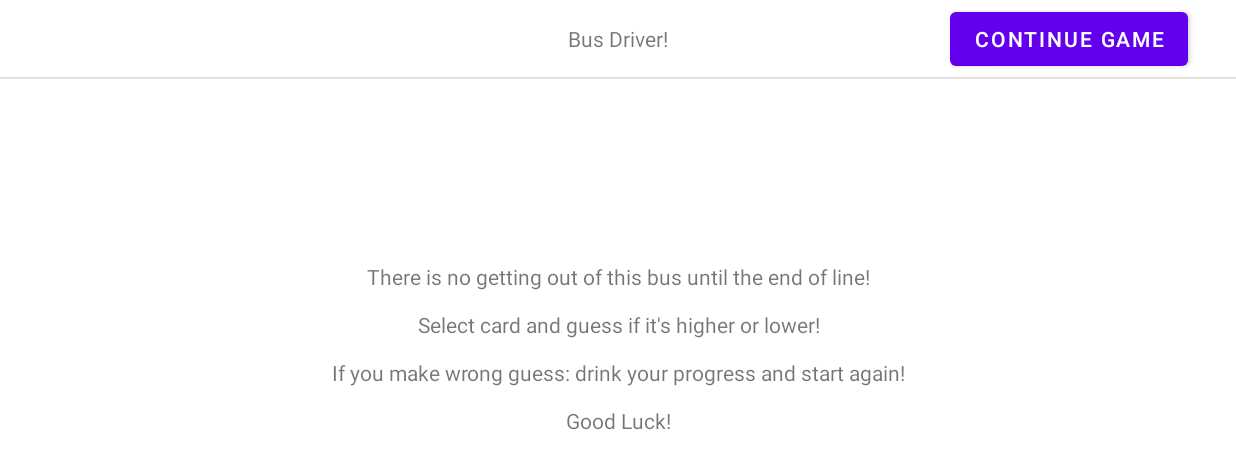
After one commit to OH-BugHit/AOP-Harjoitustyo, an Android app: the fragment Bussikuski placed in its activity, on a phone screen of 824 x 412 dp (held sideways). The commit adds this screen. Shown: the top 469 px of the screen. Run offline under Robolectric (Android 15) with nearby library versions, the phone set to English and light mode, and no system bars.

Commit message:
Bussikuski aloitettu

```diff
--- /dev/null
+++ b/app/src/main/java/com/oh/ready4play/minipelit/Bussikuski.java
@@ -0,0 +1,36 @@
+package com.oh.ready4play.minipelit;
+
+import android.os.Bundle;
+
+import androidx.fragment.app.Fragment;
+
+import android.view.LayoutInflater;
+import android.view.View;
+import android.view.ViewGroup;
+import android.widget.Button;
+
+import com.oh.ready4play.Peli;
+import com.oh.ready4play.R;
+
+
+public class Bussikuski extends Fragment {
+
+    public Bussikuski() {super(R.layout.fragment_bussikuski);}
+
+    @Override
+    public View onCreateView(LayoutInflater inflater, ViewGroup container,
+                             Bundle savedInstanceState) {
+        View view = inflater.inflate(R.layout.fragment_bussikuski, container, false);
+
+        Button btJatkaPelia = view.findViewById(R.id.btJatkaPelia_Bussikuski);
+
+        btJatkaPelia.setOnClickListener(e -> {
+            Peli.seuraavaVuoro = true;
+            Peli.fragmentManager.beginTransaction()
+                    .remove(this)
+                    .setReorderingAllowed(true)
+                    .commit();
+        });
+        return view;
+    }
+}
--- /dev/null
+++ b/app/src/main/res/layout/fragment_bussikuski.xml
@@ -0,0 +1,52 @@
+<?xml version="1.0" encoding="utf-8"?>
+<androidx.constraintlayout.widget.ConstraintLayout xmlns:android="http://schemas.android.com/apk/res/android"
+    xmlns:app="http://schemas.android.com/apk/res-auto"
+    xmlns:tools="http://schemas.android.com/tools"
+    android:id="@+id/bussikuskiLayout"
+    android:layout_width="match_parent"
+    android:layout_height="match_parent"
+    tools:context=".minipelit.Bussikuski" >
+
+    <TextView
+        android:id="@+id/tvOhjeistus_Bussikuski"
+        android:layout_width="wrap_content"
+        android:layout_height="wrap_content"
+        android:paddingStart="20dp"
+        android:paddingEnd="20dp"
+        android:text="@string/text_taskDescriptionBusDriver"
+        android:textAlignment="center"
+        app:layout_constraintBottom_toBottomOf="parent"
+        app:layout_constraintEnd_toEndOf="parent"
+        app:layout_constraintStart_toStartOf="parent"
+        app:layout_constraintTop_toBottomOf="@+id/divider17" />
+
+    <View
+        android:id="@+id/divider17"
+        android:layout_width="0dp"
+        android:layout_height="1dp"
+        android:layout_marginTop="16dp"
+        android:background="?android:attr/listDivider"
+        app:layout_constraintEnd_toEndOf="parent"
+        app:layout_constraintStart_toStartOf="parent"
+        app:layout_constraintTop_toBottomOf="@+id/tvTitle_Bussikuski" />
+
+    <Button
+        android:id="@+id/btJatkaPelia_Bussikuski"
+        android:layout_width="wrap_content"
+        android:layout_height="wrap_content"
+        android:layout_marginEnd="32dp"
+        android:text="@string/text_continueGame"
+        app:layout_constraintBottom_toBottomOf="@+id/tvTitle_Bussikuski"
+        app:layout_constraintEnd_toEndOf="parent"
+        app:layout_constraintTop_toTopOf="@+id/tvTitle_Bussikuski" />
+
+    <TextView
+        android:id="@+id/tvTitle_Bussikuski"
+        android:layout_width="wrap_content"
+        android:layout_height="wrap_content"
+        android:layout_marginTop="16dp"
+        android:text="@string/text_busDriverTitle"
+        app:layout_constraintEnd_toEndOf="parent"
+        app:layout_constraintStart_toStartOf="parent"
+        app:layout_constraintTop_toTopOf="parent" />
+</androidx.constraintlayout.widget.ConstraintLayout>
--- a/app/src/main/res/layout/fragment_ravit.xml
+++ b/app/src/main/res/layout/fragment_ravit.xml
@@ -5,6 +5,7 @@
     android:id="@+id/frameLayout5"
     android:layout_width="match_parent"
     android:layout_height="match_parent"
+    android:background="#FFC9C9"
     tools:context=".minipelit.Ravit">
 
     <Button
@@ -138,7 +139,8 @@
         android:src="@drawable/hampurilainen"
         app:layout_constraintBottom_toTopOf="@+id/ivArvottuKortti_Ravit"
         app:layout_constraintEnd_toEndOf="parent"
-        app:layout_constraintTop_toTopOf="@+id/divider15" />
+        app:layout_constraintTop_toTopOf="@+id/divider15"
+        tools:src="@drawable/maali" />
 
     <TextView
         android:id="@+id/tvOhjeistus_Ravit"
--- a/app/src/main/res/values/strings.xml
+++ b/app/src/main/res/values/strings.xml
@@ -139,8 +139,15 @@
     <string name="text_taskDescriptionHorseRace">Welcome to THE Track!\n\nPlace your bets everybody and get ready for some track fun!\n\nEveryone places some sips bet to one Ace of their choose respectively.\n\nWhen next card is drawn the ace with same suit as drawn proceeds.\n\nAll players whose horse is behind leader has to drink their bet at every turn.\n\nWhen last coming horse reaches step. The card at side is turn and ace with same suit as turn card has to go back one step.\n\nThose whose horse (Ace) crosses the finish line first gets to give their bet x 10 to others!\n\nTap Joker for first card after starting the race and declaring your bet to draw a card and drawn card to proceed after turns!</string>
     <string name="text_heartsWinner">The Ace of Hearts Wins!\n\nGive your bet x 10!</string>
     <string name="text_spadesWinner">The Ace of Spades Wins!\n\nGive your bet x 10!</string>
-    <string name="text_DiamondsWinner">The Ace of Diamonds Wins!\n\nGive your bet x 10!</string>
+    <string name="text_diamondsWinner">The Ace of Diamonds Wins!\n\nGive your bet x 10!</string>
     <string name="text_clubsWinner">The Ace of Clubs Wins!\n\nGive your bet x 10!</string>
+
+    <!-- Bussikuski -->
+    <string name="text_busDriverTitle">Bus Driver!</string>
+    <string name="text_taskDescriptionBusDriver">There is no getting out of this bus until the end of line!\n\nSelect card and guess if it\'s higher or lower!\n\nIf you make wrong guess: drink your progress and start again!\n\nGood Luck!</string>
+    <string name="text_higher">Higher!</string>
+    <string name="text_lower">Lower!</string>
+    <string name="text_busDriverEnd">Nice riding!</string>
 
     <!-- Content description -->
     <string name="contentDesc_piece">Piece</string>
```
Also changed, not shown: app/src/main/java/com/oh/ready4play/Peli.java (+12 -2 lines), app/src/main/java/com/oh/ready4play/minipelit/Hitler.java (+3 -5 lines), app/src/main/java/com/oh/ready4play/minipelit/Ravit.java (+100 -8 lines), app/src/main/res/layout/fragment_peli.xml (+11 -11 lines), app/src/main/res/drawable/maali.png (added).
